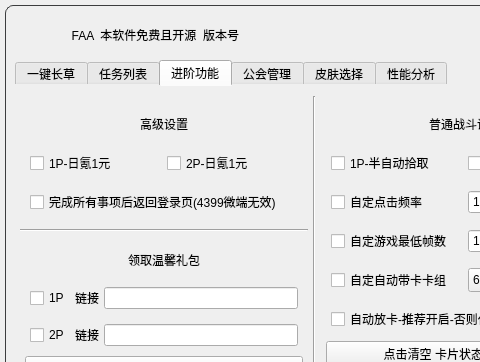
StareAbyss/FoodsVsMiceAutoAssistant, file resource/ui/FAA_3.0.ui: the form before one commit; both pictures show x 0 to 480 and y 0 to 362 of the 930 by 760 pixel window.
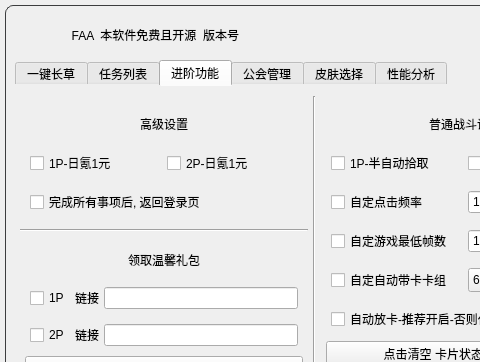
The form after the commit. The open tabs and pages were chosen to show the change. Icons and pictures are not drawn. Custom widgets are drawn as their Qt base class.

The edit to the form file:
```diff
--- a/resource/ui/FAA_3.0.ui
+++ b/resource/ui/FAA_3.0.ui
@@ -9126,7 +9126,7 @@
                     <bool>false</bool>
                    </property>
                    <property name="text">
-                    <string>完成所有事项后返回登录页(4399微端无效)</string>
+                    <string>完成所有事项后, 返回登录页</string>
                    </property>
                    <property name="checkable">
                     <bool>true</bool>
```
